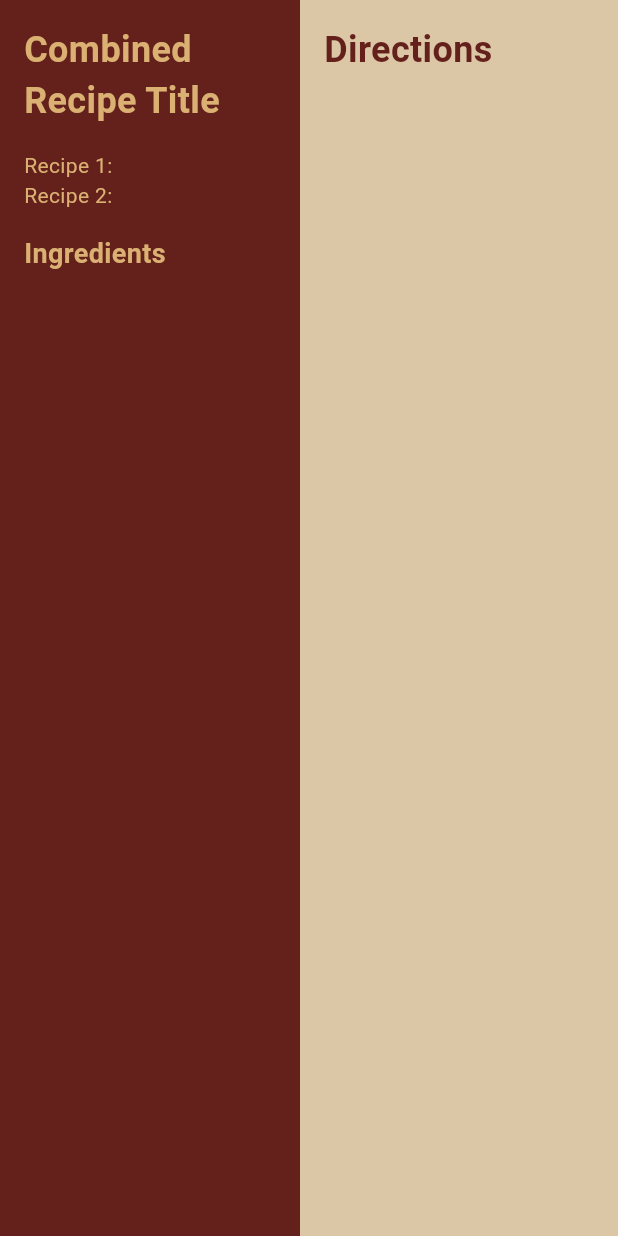
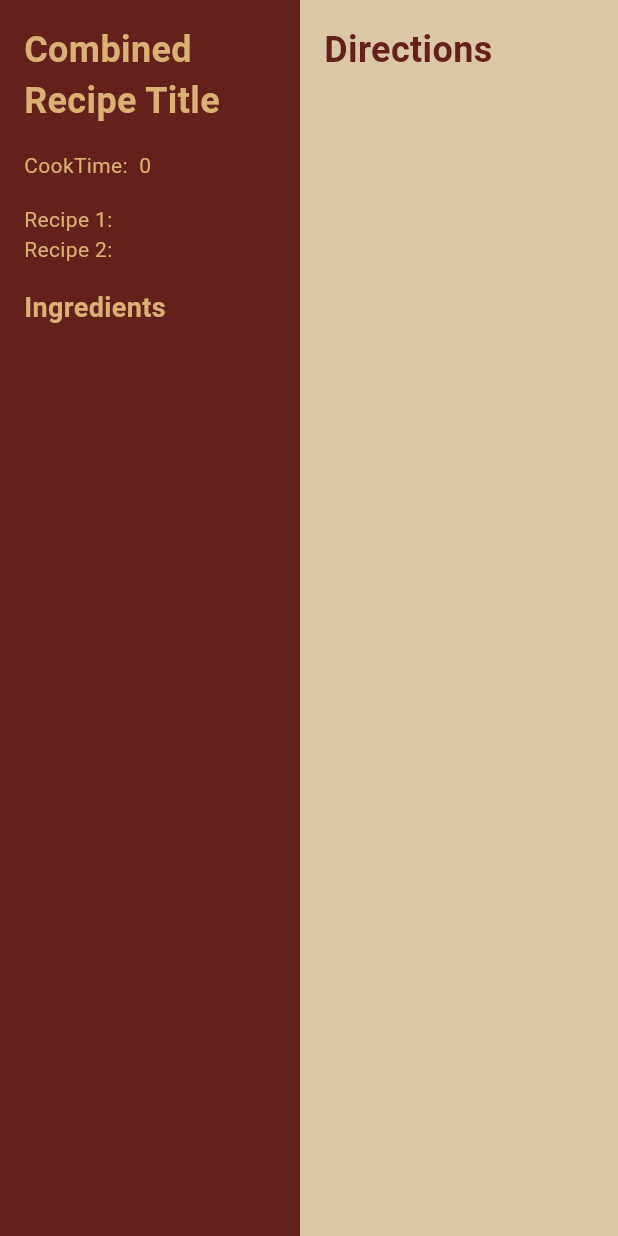
Before and after one commit to ChrisShobe/aws-hack-2024, a Flutter app: the RecipeDetailsPage screen opened directly with empty values, on a phone screen of 412 x 824 dp. Run offline on Flutter 3.47's test engine with Material 3 defaults, Android fonts, the phone set to English and light mode, and no system bars.

Commit message:
cooktime added

```diff
--- a/recipe_app/lib/Classes/Recipe.dart
+++ b/recipe_app/lib/Classes/Recipe.dart
@@ -141,7 +141,13 @@ class Recipe with RecipeMergeMixin{
       spoonacularSourceUrl: json['spoonacularSourceUrl'],
     );
   }
-
+  int getTime() {
+    int totalTime = readyInMinutes ?? 0;
+    if (preparationMinutes != null && cookingMinutes != null) {
+      totalTime = (preparationMinutes ?? 0) + (cookingMinutes ?? 0);
+    }
+    return totalTime;
+  }
   // To convert to JSON
   Map<String, dynamic> toJson() {
     return {
--- a/recipe_app/lib/main.dart
+++ b/recipe_app/lib/main.dart
@@ -96,8 +96,6 @@ class _MyHomePageState extends State<MyHomePage> {
   );
 }
 
-
-
   @override
   Widget build(BuildContext context) {
     return Scaffold(
--- a/recipe_app/lib/recipe_details_page.dart
+++ b/recipe_app/lib/recipe_details_page.dart
@@ -34,7 +34,14 @@ class RecipeDetailsPage extends StatelessWidget {
                       fontSize: 24,
                       fontWeight: FontWeight.bold,
                     ),
+
                   ),
+                  const SizedBox(height: 16),
+                  Text(
+                    "CookTime:  ${combinedRecipe.getTime()}",
+                    style: const TextStyle(color: Color.fromRGBO(218, 176, 115, 1)),
+                  ),
+
                   const SizedBox(height: 16),
                   Text(
                     "Recipe 1: $recipe1",
```
